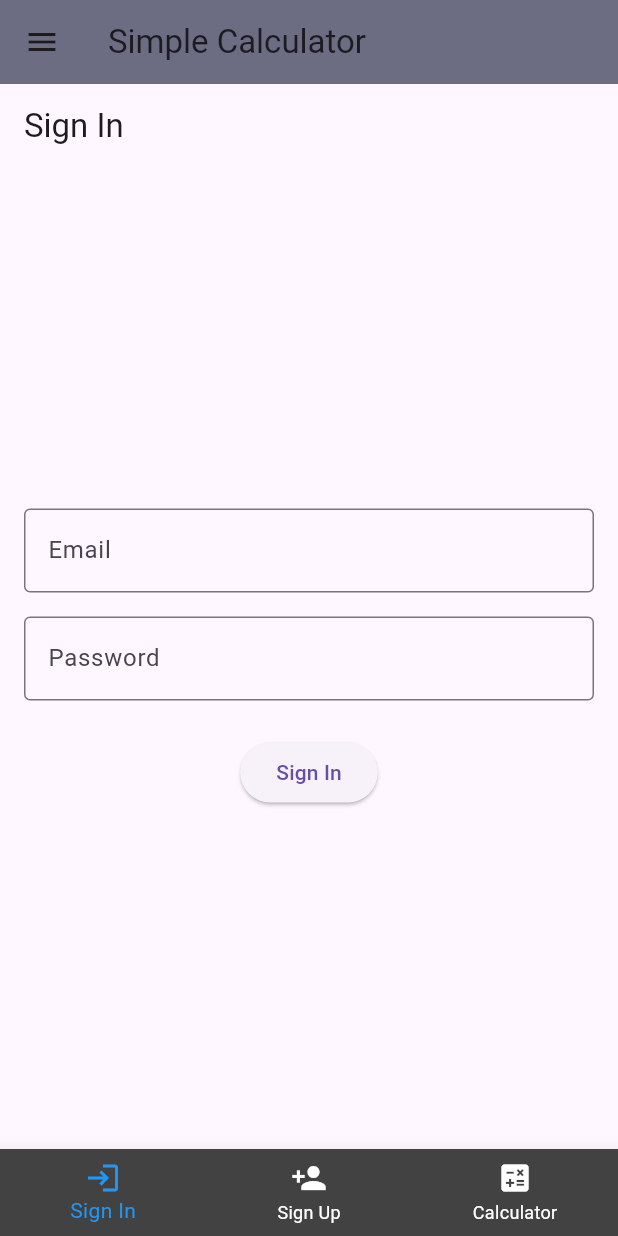
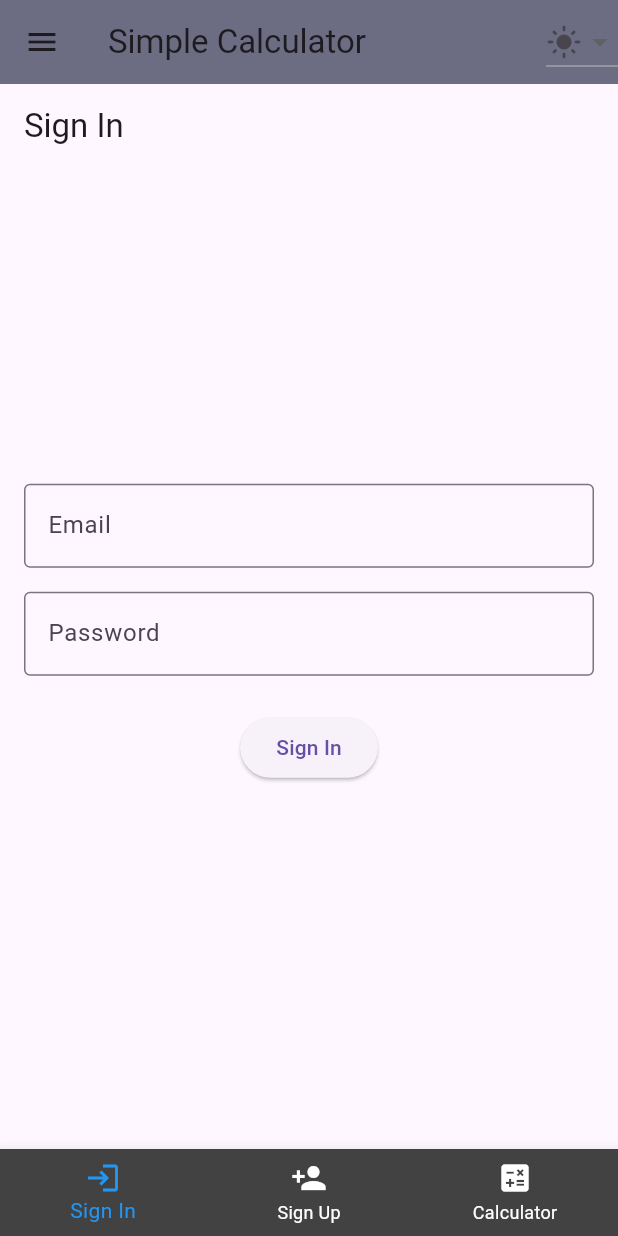
Before and after one commit to thefabien/MobileProgramming, a Flutter app: the screen it shows after launch, on a phone screen of 412 x 824 dp. Run offline on Flutter 3.47's test engine with Material 3 defaults, Android fonts, the phone set to English and light mode, and no system bars; our stand-ins replace shared_preferences.

Commit message:
Assgnment No 3

```diff
--- a/lib/main.dart
+++ b/lib/main.dart
@@ -2,32 +2,76 @@ import 'package:flutter/material.dart';
 import 'calculator_screen.dart';
 import 'sign_in_screen.dart';
 import 'sign_up_screen.dart';
+import 'theme_service.dart';
 
-void main() => runApp(MyApp());
+void main() async {
+  WidgetsFlutterBinding.ensureInitialized();
+  final themeMode = await ThemeService.getThemeMode();
+  runApp(MyApp(initialThemeMode: themeMode));
+}
 
-class MyApp extends StatelessWidget {
+class MyApp extends StatefulWidget {
+  final ThemeMode initialThemeMode;
+
+  const MyApp({Key? key, required this.initialThemeMode}) : super(key: key);
+
+  @override
+  _MyAppState createState() => _MyAppState();
+}
+
+class _MyAppState extends State<MyApp> {
+  late ThemeMode _themeMode;
+
+  @override
+  void initState() {
+    super.initState();
+    _themeMode = widget.initialThemeMode;
+  }
+
+  void _setThemeMode(ThemeMode mode) {
+    setState(() {
+      _themeMode = mode;
+    });
+    ThemeService.setThemeMode(mode);
+  }
+
   @override
   Widget build(BuildContext context) {
     return MaterialApp(
       title: 'Your App',
       theme: ThemeData(primarySwatch: Colors.blue),
-      home: MainScreen(),
+      darkTheme: ThemeData.dark().copyWith(
+        primaryColor: Colors.blue,
+        appBarTheme: AppBarTheme(color: Color.fromARGB(255, 108, 108, 131)),
+      ),
+      themeMode: _themeMode,
+      home: MainScreen(onThemeModeChanged: _setThemeMode),
     );
   }
 }
 
 class MainScreen extends StatefulWidget {
+  final Function(ThemeMode) onThemeModeChanged;
+
+  MainScreen({Key? key, required this.onThemeModeChanged}) : super(key: key);
+
   @override
   _MainScreenState createState() => _MainScreenState();
 }
 
 class _MainScreenState extends State<MainScreen> {
   int _currentIndex = 0;
-  final List<Widget> _children = [
-    SignInScreen(),
-    SignUpScreen(),
-    Calculator(),
-  ];
+  late List<Widget> _children;
+
+  @override
+  void initState() {
+    super.initState();
+    _children = [
+      SignInScreen(),
+      SignUpScreen(),
+      Calculator(),
+    ];
+  }
 
   void onTabTapped(int index) {
     setState(() {
@@ -40,8 +84,29 @@ class _MainScreenState extends State<MainScreen> {
     return Scaffold(
       appBar: AppBar(
         title: Text('Simple Calculator'),
-        backgroundColor:
-            Color.fromARGB(255, 108, 108, 131), // Grey color for the header
+        backgroundColor: Color.fromARGB(255, 108, 108, 131),
+        actions: [
+          DropdownButton<ThemeMode>(
+            value: Theme.of(context).brightness == Brightness.dark
+                ? ThemeMode.dark
+                : ThemeMode.light,
+            onChanged: (ThemeMode? newMode) {
+              if (newMode != null) {
+                widget.onThemeModeChanged(newMode);
+              }
+            },
+            items: [
+              DropdownMenuItem(
+                value: ThemeMode.light,
+                child: Icon(Icons.light_mode),
+              ),
+              DropdownMenuItem(
+                value: ThemeMode.dark,
+                child: Icon(Icons.dark_mode),
+              ),
+            ],
+          ),
+        ],
       ),
       drawer: Drawer(
         child: ListView(
@@ -49,7 +114,7 @@ class _MainScreenState extends State<MainScreen> {
           children: <Widget>[
             DrawerHeader(
               decoration: BoxDecoration(
-                color: Colors.grey[800], // Grey color for the drawer header
+                color: Colors.grey[800],
               ),
               child: Text(
                 'Menu',
@@ -90,8 +155,7 @@ class _MainScreenState extends State<MainScreen> {
       bottomNavigationBar: BottomNavigationBar(
         onTap: onTabTapped,
         currentIndex: _currentIndex,
-        backgroundColor:
-            Colors.grey[800], // Grey color for the BottomNavigationBar
+        backgroundColor: Colors.grey[800],
         selectedItemColor: Colors.blue,
         unselectedItemColor: Colors.white,
         items: [
--- a/lib/sign_in_screen.dart
+++ b/lib/sign_in_screen.dart
@@ -1,37 +1,88 @@
 import 'package:flutter/material.dart';
 
-class SignInScreen extends StatelessWidget {
+class SignInScreen extends StatefulWidget {
+  @override
+  _SignInScreenState createState() => _SignInScreenState();
+}
+
+class _SignInScreenState extends State<SignInScreen> {
+  final GlobalKey<FormState> _formKey = GlobalKey<FormState>();
+  String _email = '';
+  String _password = '';
+  String _error = '';
+
+  void _signIn() {
+    if (_formKey.currentState!.validate()) {
+      // Perform sign-in logic (non-Firebase example)
+      if (_email == 'test@test.com' && _password == 'password') {
+        // Simulate a successful sign-in
+        ScaffoldMessenger.of(context).showSnackBar(
+          SnackBar(content: Text('Signed in successfully')),
+        );
+        // Navigate to home screen or perform other actions
+      } else {
+        setState(() {
+          _error = 'Failed to sign in. Please check your email and password.';
+        });
+      }
+    }
+  }
+
   @override
   Widget build(BuildContext context) {
     return Scaffold(
       appBar: AppBar(title: Text('Sign In')),
       body: Padding(
         padding: EdgeInsets.all(16.0),
+        child: Form(
+          key: _formKey,
           child: Column(
             mainAxisAlignment: MainAxisAlignment.center,
             children: <Widget>[
-            TextField(
+              TextFormField(
                 decoration: InputDecoration(
                   labelText: 'Email',
                   border: OutlineInputBorder(),
                 ),
+                validator: (value) {
+                  if (value == null || value.isEmpty) {
+                    return 'Please enter your email';
+                  }
+                  return null;
+                },
+                onChanged: (value) {
+                  setState(() => _email = value.trim());
+                },
               ),
               SizedBox(height: 16.0),
-            TextField(
+              TextFormField(
                 obscureText: true,
                 decoration: InputDecoration(
                   labelText: 'Password',
                   border: OutlineInputBorder(),
                 ),
+                validator: (value) {
+                  if (value == null || value.isEmpty) {
+                    return 'Please enter your password';
+                  }
+                  return null;
+                },
+                onChanged: (value) {
+                  setState(() => _password = value.trim());
+                },
               ),
               SizedBox(height: 24.0),
               ElevatedButton(
                 child: Text('Sign In'),
-              onPressed: () {
-                // Implement sign in logic
-              },
+                onPressed: _signIn,
+              ),
+              SizedBox(height: 12.0),
+              Text(
+                _error,
+                style: TextStyle(color: Colors.red, fontSize: 14.0),
               ),
             ],
+          ),
         ),
       ),
     );
--- /dev/null
+++ b/lib/theme_service.dart
@@ -0,0 +1,17 @@
+import 'package:flutter/material.dart';
+import 'package:shared_preferences/shared_preferences.dart';
+
+class ThemeService {
+  static const String _themeKey = 'theme_mode';
+
+  static Future<ThemeMode> getThemeMode() async {
+    final prefs = await SharedPreferences.getInstance();
+    final themeIndex = prefs.getInt(_themeKey) ?? 0;
+    return ThemeMode.values[themeIndex];
+  }
+
+  static Future<void> setThemeMode(ThemeMode mode) async {
+    final prefs = await SharedPreferences.getInstance();
+    await prefs.setInt(_themeKey, mode.index);
+  }
+}
```
Also changed, not shown: lib/sign_up_screen.dart (+25 -11 lines), pubspec.yaml (+14 -72 lines), lib/calculator_screen.dart (line endings or trailing spaces), pubspec.lock, 8 other files. Lines whose indentation alone changed are shown as unchanged.
